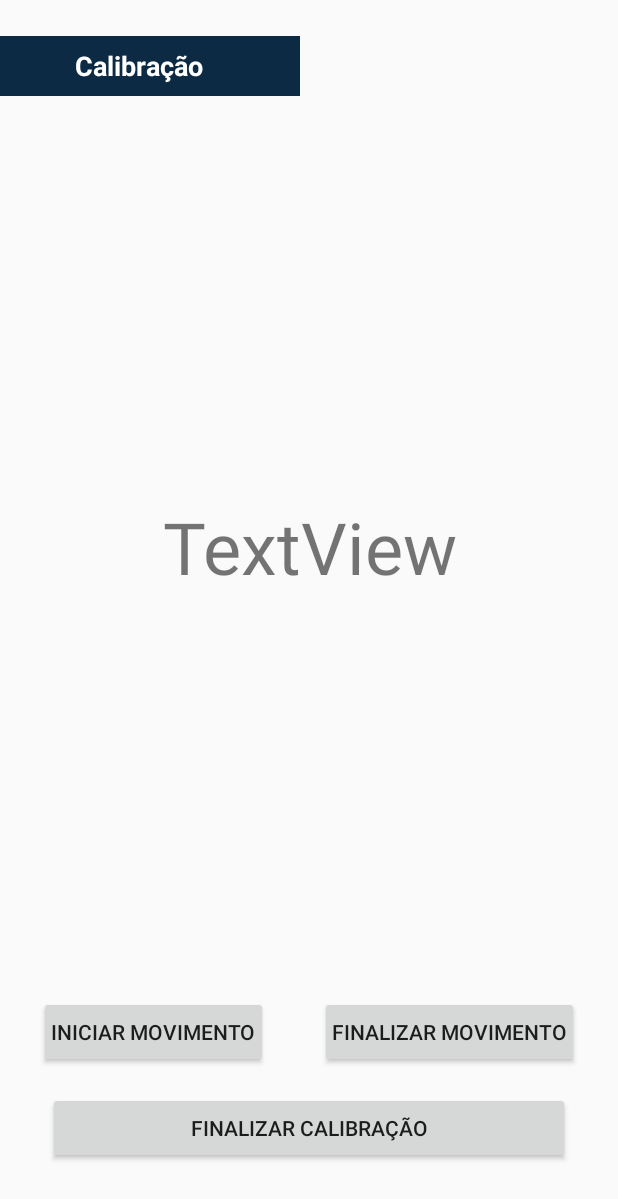
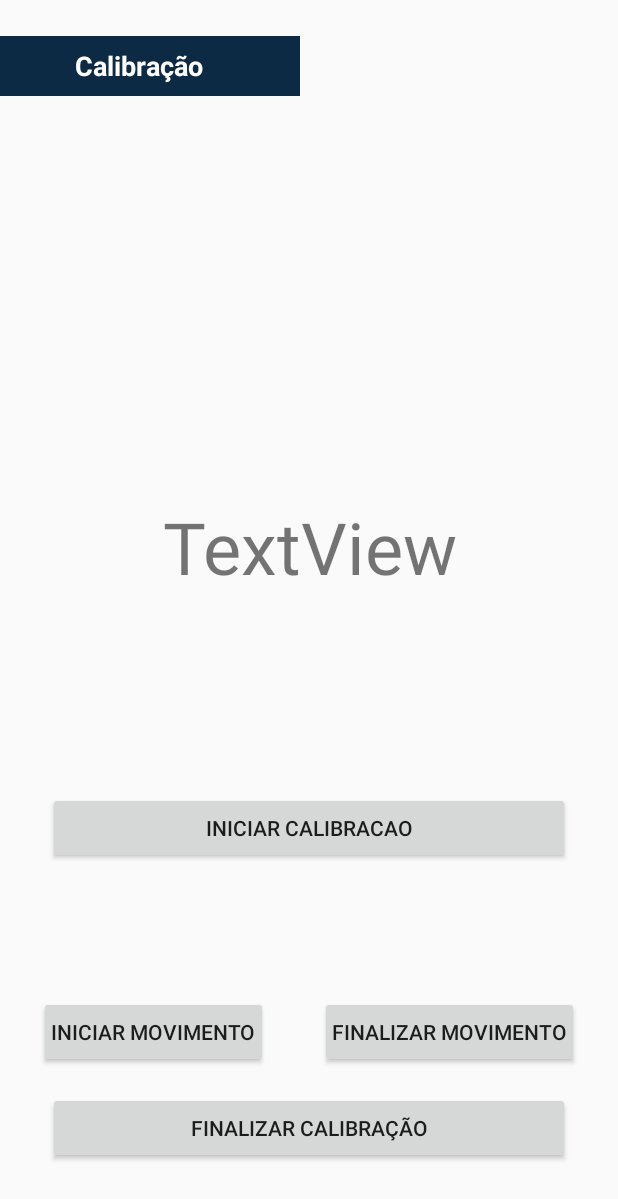
Before and after one commit to italoh623/HCApp, an Android app: the CalibracaoActivity screen opened directly, with no data from a screen before it, on a phone screen of 412 x 824 dp. Shown: the top 1199 px of the screen. Run offline under Robolectric (Android 15) with nearby library versions, the phone set to English and light mode, and no system bars; 6 statements that could not run were skipped.

Commit message:
ajustes calibração

```diff
--- a/app/src/main/java/me/aflak/heroicuidador/activity/CalibracaoActivity.java
+++ b/app/src/main/java/me/aflak/heroicuidador/activity/CalibracaoActivity.java
@@ -9,6 +9,9 @@ import android.content.IntentFilter;
 import android.os.Handler;
 import android.support.v7.app.AppCompatActivity;
 import android.os.Bundle;
+import android.view.View;
+import android.widget.Button;
+import android.widget.TextView;
 import android.widget.Toast;
 
 import me.aflak.bluetooth.Bluetooth;
@@ -16,10 +19,36 @@ import me.aflak.heroicuidador.R;
 
 public class CalibracaoActivity extends AppCompatActivity implements Bluetooth.CommunicationCallback {
 
+
+    // Calibração
+    int soma = 0;
+    int valor_inicial = 0;
+    int valor_final = 0;
+    double media = 0;
+    int contador = 0;
+    int i = 0;
+    float valores_calibracao[]=new float[10];
+    int contador_calibracao = 0;
+    float valor_calibrado = 0;
+    float valor_atual_calibracao = 0;
+
     // Bluetooth
     private String name;
     private Bluetooth b;
     private boolean registered = false;
+    //Text views
+    private TextView textView_calibracao;
+
+
+    //Buttons
+    private Button iniciar_calibracao;
+    private Button finalizar_calibracao;
+    private Button iniciar_movimento;
+    private Button finalizar_movimento;
+
+
+
+
 
     @Override
     protected void onCreate(Bundle savedInstanceState) {
@@ -27,7 +56,6 @@ public class CalibracaoActivity extends AppCompatActivity implements Bluetooth.C
         setContentView(R.layout.activity_calibracao);
 
         // Bluetooth
-
         b = new Bluetooth(this);
         b.enableBluetooth();
 
@@ -44,12 +72,81 @@ public class CalibracaoActivity extends AppCompatActivity implements Bluetooth.C
         registerReceiver(mReceiver, filter);
         registered = true;
 
+
+        iniciar_calibracao = (Button) findViewById(R.id.iniciar_calibracao);
+        iniciar_movimento = (Button) findViewById(R.id.iniciar_movimento);
+        finalizar_movimento = (Button) findViewById(R.id.iniciar_movimento);
+        finalizar_calibracao = (Button) findViewById(R.id.finalizar_calibracao);
+        textView_calibracao = findViewById(R.id.textView_calibracao);
+
+
+        iniciar_calibracao.setOnClickListener(new View.OnClickListener() {
+            @Override
+            public void onClick(View v) {
+                contador_calibracao++;
+                b.send("iniciar_calibracao");
+            }
+        });
+        iniciar_movimento.setOnClickListener(new View.OnClickListener() {
+            @Override
+            public void onClick(View v) {
+                    contador_calibracao++;
+                b.send("iniciar_movimento");
+            }
+        });
+        finalizar_movimento.setOnClickListener(new View.OnClickListener() {
+            @Override
+            public void onClick(View v) {
+                b.send("finalizar_movimento");
+
+                if(contador_calibracao<=10){
+                    //Display(Integer.toString(contador_calibracao));
+                    valores_calibracao[contador_calibracao-1] = valor_atual_calibracao;
+                    System.out.println("Valor de calibracao["+(contador_calibracao-1)+"] ="+valor_atual_calibracao);
+                 //   b.send("proxima_calibracao");
+                }else if(contador_calibracao==11){
+                    valores_calibracao[0] = valor_atual_calibracao;
+                    finalizar_movimento.setVisibility(View.INVISIBLE);
+                    iniciar_movimento.setVisibility(View.INVISIBLE);
+                    finalizar_calibracao.setVisibility(View.VISIBLE);
+                  //  b.send("proxima_calibracao");
+                }else{
+
+                }
+            }
+        });
+
+        finalizar_calibracao.setOnClickListener(new View.OnClickListener() {
+            @Override
+            public void onClick(View v) {
+                b.send("finalizar_calibracao");
+                valor_calibrado = 0;
+                System.out.print("Valores: ");
+                for(int i=0; i<10; i++) {
+                    System.out.print(valores_calibracao[i]+" ");
+                    valor_calibrado += valores_calibracao[i];
+                }
+                System.out.println();
+                valor_calibrado = valor_calibrado/10;
+
+               // b.send("fim_calibracao");
+               // Display(Float.toString(valor_calibrado));
+                finalizar_calibracao.setVisibility(View.INVISIBLE);
+
+            }
+        });
+
+
+
+
     }
+
 
     @Override
     public void onConnect(BluetoothDevice device) {
-        Display("Conectado " + device.getName() + " - " + device.getAddress());
+      Display("Conectado " + device.getName() + " - " + device.getAddress());
 //        Toast.makeText(getApplicationContext(),  "Connected", Toast.LENGTH_SHORT).show();
+
 
         this.runOnUiThread(new Runnable() {
             @Override
@@ -67,18 +164,18 @@ public class CalibracaoActivity extends AppCompatActivity implements Bluetooth.C
 
     @Override
     public void onMessage(String message) {
-        Display(message);
+       Display(message);
     }
 
     @Override
     public void onError(String message) {
-        Display("Error: " + message);
+       Display("Error: " + message);
     }
 
 
     @Override
     public void onConnectError(final BluetoothDevice device, String message) {
-        Display("Error: " + message);
+       Display("Error: " + message);
         Display("Trying again in 3 sec.");
 
         runOnUiThread(new Runnable() {
@@ -99,6 +196,7 @@ public class CalibracaoActivity extends AppCompatActivity implements Bluetooth.C
         this.runOnUiThread(new Runnable() {
             @Override
             public void run() {
+                textView_calibracao.setText(s);
             }
         });
     }
--- a/app/src/main/java/me/aflak/heroicuidador/activity/HomeActivity.java
+++ b/app/src/main/java/me/aflak/heroicuidador/activity/HomeActivity.java
@@ -75,7 +75,7 @@ public class HomeActivity extends AppCompatActivity implements Bluetooth.Communi
                 b.removeCommunicationCallback();
                 b.disconnect();
 
-                Intent intent = new Intent(getApplicationContext(), ApresentacaoCalibracaoActivity.class);
+                Intent intent = new Intent(getApplicationContext(), CalibracaoActivity.class);
                 intent.putExtra("pos", position);
 
                 startActivity(intent);
--- a/app/src/main/res/layout/activity_calibracao.xml
+++ b/app/src/main/res/layout/activity_calibracao.xml
@@ -9,7 +9,7 @@
     tools:context=".activity.CalibracaoActivity">
 
     <Button
-        android:id="@+id/button5"
+        android:id="@+id/iniciar_movimento"
         android:layout_width="wrap_content"
         android:layout_height="wrap_content"
         android:layout_marginEnd="8dp"
@@ -17,13 +17,13 @@
         android:paddingLeft="8dp"
         android:paddingRight="8dp"
         android:text="@string/text_iniciar_movimento"
-        app:layout_constraintBottom_toTopOf="@+id/button7"
-        app:layout_constraintEnd_toStartOf="@+id/button6"
+        app:layout_constraintBottom_toTopOf="@+id/finalizar_calibracao"
+        app:layout_constraintEnd_toStartOf="@+id/finalizar_movimento"
         app:layout_constraintHorizontal_bias="0.5"
         app:layout_constraintStart_toStartOf="parent" />
 
     <Button
-        android:id="@+id/button7"
+        android:id="@+id/finalizar_calibracao"
         android:layout_width="0dp"
         android:layout_height="wrap_content"
         android:layout_marginStart="32dp"
@@ -37,17 +37,32 @@
         app:layout_constraintStart_toStartOf="parent" />
 
     <Button
-        android:id="@+id/button6"
+        android:id="@+id/iniciar_calibracao"
+        android:layout_width="0dp"
+        android:layout_height="wrap_content"
+        android:layout_marginStart="32dp"
+        android:layout_marginEnd="32dp"
+        android:layout_marginBottom="232dp"
+        android:paddingLeft="8dp"
+        android:paddingRight="8dp"
+        android:text="Iniciar calibracao"
+        app:layout_constraintBottom_toBottomOf="parent"
+        app:layout_constraintEnd_toEndOf="parent"
+        app:layout_constraintHorizontal_bias="1.0"
+        app:layout_constraintStart_toStartOf="parent" />
+
+    <Button
+        android:id="@+id/finalizar_movimento"
         android:layout_width="wrap_content"
         android:layout_height="wrap_content"
         android:layout_marginBottom="16dp"
         android:paddingLeft="8dp"
         android:paddingRight="8dp"
         android:text="@string/text_finalizar_movimento"
-        app:layout_constraintBottom_toTopOf="@+id/button7"
+        app:layout_constraintBottom_toTopOf="@+id/finalizar_calibracao"
         app:layout_constraintEnd_toEndOf="parent"
         app:layout_constraintHorizontal_bias="0.5"
-        app:layout_constraintStart_toEndOf="@+id/button5" />
+        app:layout_constraintStart_toEndOf="@+id/iniciar_movimento" />
 
     <TextView
         android:id="@+id/textView3"
@@ -66,7 +81,7 @@
         app:layout_constraintTop_toTopOf="parent" />
 
     <TextView
-        android:id="@+id/textView_movimento3"
+        android:id="@+id/textView_calibracao"
         android:layout_width="0dp"
         android:layout_height="wrap_content"
         android:layout_marginStart="16dp"
@@ -75,7 +90,7 @@
         android:text="TextView"
         android:textAlignment="center"
         android:textSize="48sp"
-        app:layout_constraintBottom_toTopOf="@+id/button5"
+        app:layout_constraintBottom_toTopOf="@+id/iniciar_movimento"
         app:layout_constraintEnd_toEndOf="parent"
         app:layout_constraintHorizontal_bias="1.0"
         app:layout_constraintStart_toStartOf="parent"
--- a/build.gradle
+++ b/build.gradle
@@ -10,7 +10,7 @@ buildscript {
         google()
     }
     dependencies {
-        classpath 'com.android.tools.build:gradle:4.1.2'
+        classpath 'com.android.tools.build:gradle:3.6.3'
 
         // NOTE: Do not place your application dependencies here; they belong
         // in the individual module build.gradle files
```
